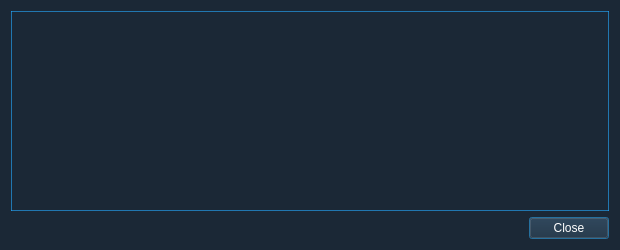
First picture: the form in src/qt/forms/transactiondescdialog.ui, repository KrvnoZrnce/MACDCoin, before the edit.
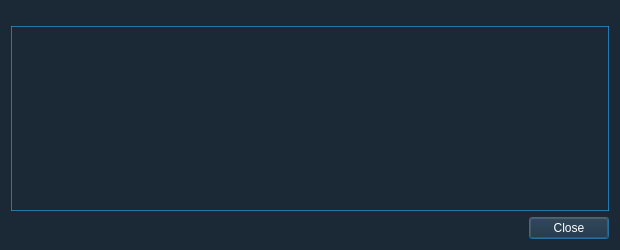
Second picture: the form after the edit.

What changed in the file:
```diff
--- a/src/qt/forms/transactiondescdialog.ui
+++ b/src/qt/forms/transactiondescdialog.ui
@@ -23,6 +23,22 @@
    <locale language="English" country="UnitedStates"/>
   </property>
   <layout class="QVBoxLayout" name="verticalLayout">
+   <item>
+    <spacer name="verticalSpacer">
+     <property name="orientation">
+      <enum>Qt::Vertical</enum>
+     </property>
+     <property name="sizeType">
+      <enum>QSizePolicy::Fixed</enum>
+     </property>
+     <property name="sizeHint" stdset="0">
+      <size>
+       <width>20</width>
+       <height>15</height>
+      </size>
+     </property>
+    </spacer>
+   </item>
    <item>
     <widget class="QTextEdit" name="detailText">
      <property name="toolTip">
@@ -31,7 +47,8 @@
      <property name="styleSheet">
       <string notr="true">border-color:rgba(37, 170, 255, 155);
 border-width:1px;
-border-style:solid;</string>
+border-style:solid;
+color:white;</string>
      </property>
      <property name="readOnly">
       <bool>true</bool>
```
